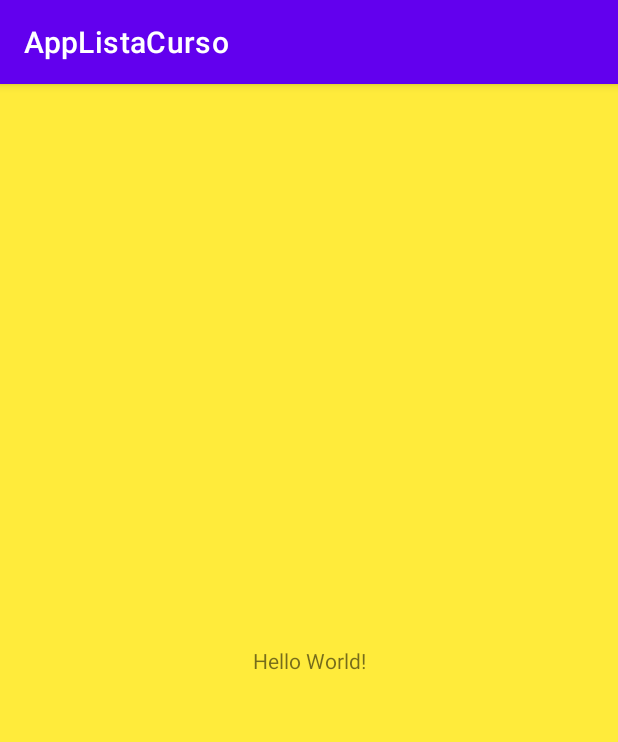
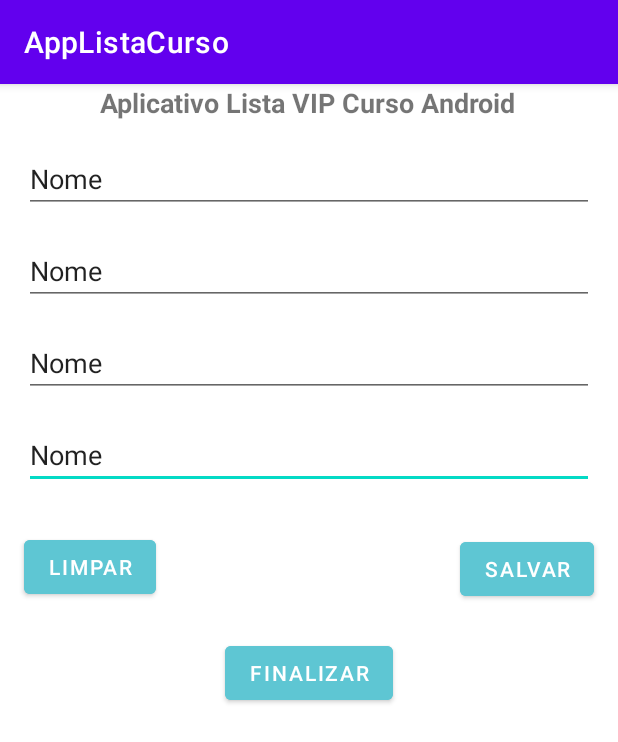
Before and after one commit to antoniocgodoi/CursoAndroid2023, an Android app: the screen it shows after launch (MainActivity), on a phone screen of 412 x 824 dp. Shown: the top 742 px of the screen. Run offline under Robolectric (Android 15) with nearby library versions, the phone set to English and light mode, and no system bars.

Commit message:
Terceiro Commit

```diff
--- a/AppListaCurso/app/src/main/res/layout/activity_main.xml
+++ b/AppListaCurso/app/src/main/res/layout/activity_main.xml
@@ -4,16 +4,107 @@
     xmlns:tools="http://schemas.android.com/tools"
     android:layout_width="match_parent"
     android:layout_height="match_parent"
-    android:background="@color/amarelo"
     tools:context=".MainActivity">
 
+    <EditText
+        android:id="@+id/editTextTextPersonName5"
+        android:layout_width="match_parent"
+        android:layout_height="wrap_content"
+        android:layout_margin="16dp"
+        android:ems="10"
+        android:hint="Telefone de Contato"
+        android:inputType="textPersonName"
+        android:text="Nome"
+        app:layout_constraintEnd_toEndOf="parent"
+        app:layout_constraintStart_toStartOf="parent"
+        app:layout_constraintTop_toBottomOf="@+id/editTextTextPersonName4" />
+
+    <EditText
+        android:id="@+id/editTextTextPersonName4"
+        android:layout_width="match_parent"
+        android:layout_height="wrap_content"
+        android:layout_margin="16dp"
+        android:ems="10"
+        android:hint="Nome do Curso Desejado"
+        android:inputType="textPersonName"
+        android:text="Nome"
+        app:layout_constraintEnd_toEndOf="parent"
+        app:layout_constraintStart_toStartOf="parent"
+        app:layout_constraintTop_toBottomOf="@+id/editTextTextPersonName3" />
+
+    <EditText
+        android:id="@+id/editTextTextPersonName3"
+        android:layout_width="match_parent"
+        android:layout_height="wrap_content"
+        android:layout_margin="16dp"
+        android:ems="10"
+        android:hint="Sobrenome"
+        android:inputType="textPersonName"
+        android:text="Nome"
+        app:layout_constraintEnd_toEndOf="parent"
+        app:layout_constraintStart_toStartOf="parent"
+        app:layout_constraintTop_toBottomOf="@+id/editTextTextPersonName" />
+
+    <EditText
+        android:id="@+id/editTextTextPersonName"
+        android:layout_width="match_parent"
+        android:layout_height="wrap_content"
+        android:layout_margin="16dp"
+        android:ems="10"
+        android:hint="Primeiro Nome"
+        android:inputType="textPersonName"
+        android:text="Nome"
+        app:layout_constraintEnd_toEndOf="parent"
+        app:layout_constraintStart_toStartOf="parent"
+        app:layout_constraintTop_toBottomOf="@+id/textView" />
+
     <TextView
+        android:id="@+id/textView"
         android:layout_width="wrap_content"
         android:layout_height="wrap_content"
-        android:text="Hello World!"
+        android:text="Aplicativo Lista VIP Curso Android"
+        android:textSize="18sp"
+        android:textStyle="bold"
+        app:layout_constraintEnd_toEndOf="parent"
+        app:layout_constraintHorizontal_bias="0.496"
+        app:layout_constraintStart_toStartOf="parent"
+        app:layout_constraintTop_toTopOf="parent" />
+
+    <Button
+        android:id="@+id/button"
+        android:layout_width="wrap_content"
+        android:layout_height="wrap_content"
+        android:layout_marginTop="28dp"
+        android:backgroundTint="@color/ColorButton"
+        android:text="LIMPAR"
+        app:layout_constraintEnd_toStartOf="@+id/button2"
+        app:layout_constraintHorizontal_bias="0.074"
+        app:layout_constraintStart_toStartOf="parent"
+        app:layout_constraintTop_toBottomOf="@+id/editTextTextPersonName5" />
+
+    <Button
+        android:id="@+id/button2"
+        android:layout_width="wrap_content"
+        android:layout_height="wrap_content"
+        android:layout_marginEnd="16dp"
+        android:layout_marginBottom="21dp"
+        android:backgroundTint="@color/ColorButton"
+        android:text="SALVAR"
+        app:layout_constraintBottom_toTopOf="@+id/button3"
+        app:layout_constraintEnd_toEndOf="parent"
+        app:layout_constraintTop_toBottomOf="@+id/editTextTextPersonName5"
+        app:layout_constraintVertical_bias="1.0" />
+
+    <Button
+        android:id="@+id/button3"
+        android:layout_width="wrap_content"
+        android:layout_height="wrap_content"
+        android:backgroundTint="@color/ColorButton"
+        android:text="FINALIZAR"
         app:layout_constraintBottom_toBottomOf="parent"
         app:layout_constraintEnd_toEndOf="parent"
         app:layout_constraintStart_toStartOf="parent"
-        app:layout_constraintTop_toTopOf="parent" />
+        app:layout_constraintTop_toBottomOf="@+id/button"
+        app:layout_constraintVertical_bias="0.061" />
 
 </androidx.constraintlayout.widget.ConstraintLayout>
--- a/AppListaCurso/app/src/main/res/values/colors.xml
+++ b/AppListaCurso/app/src/main/res/values/colors.xml
@@ -8,4 +8,6 @@
     <color name="black">#FF000000</color>
     <color name="white">#FFFFFFFF</color>
     <color name="amarelo">#FFEB3B</color>
+    <color name="ColorButton">#5EC6D3</color>
+
 </resources>
```
